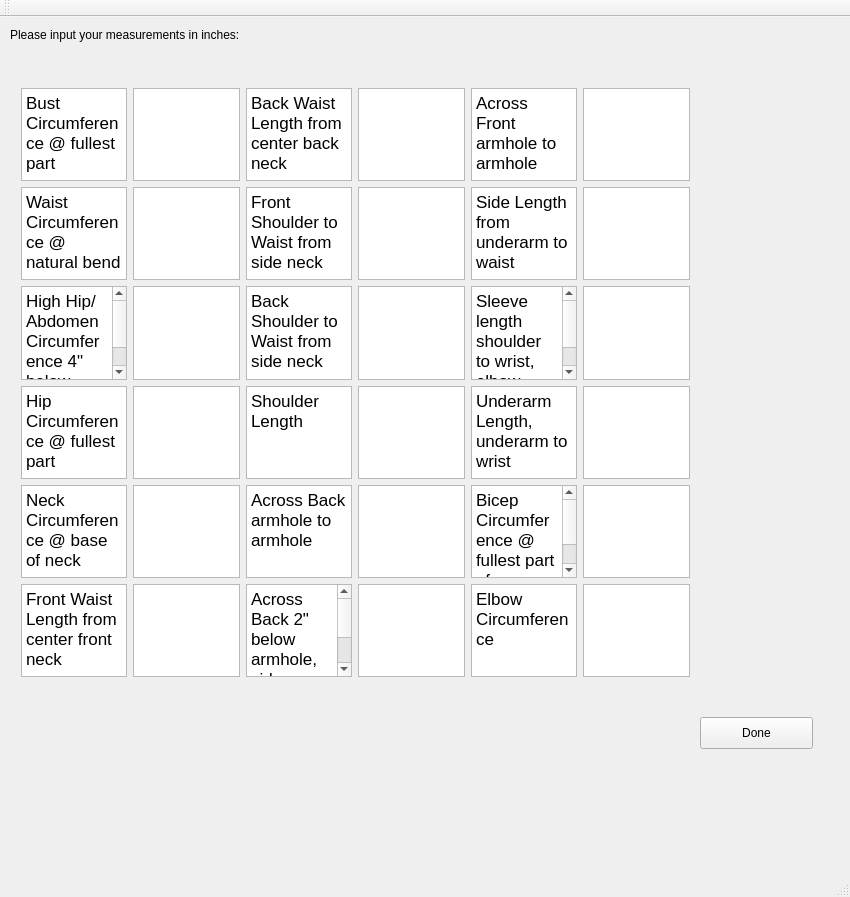
This is mainwindow.ui in dakotaklasky/FinalProject as Qt 5 draws it before an edit. The edited form follows.
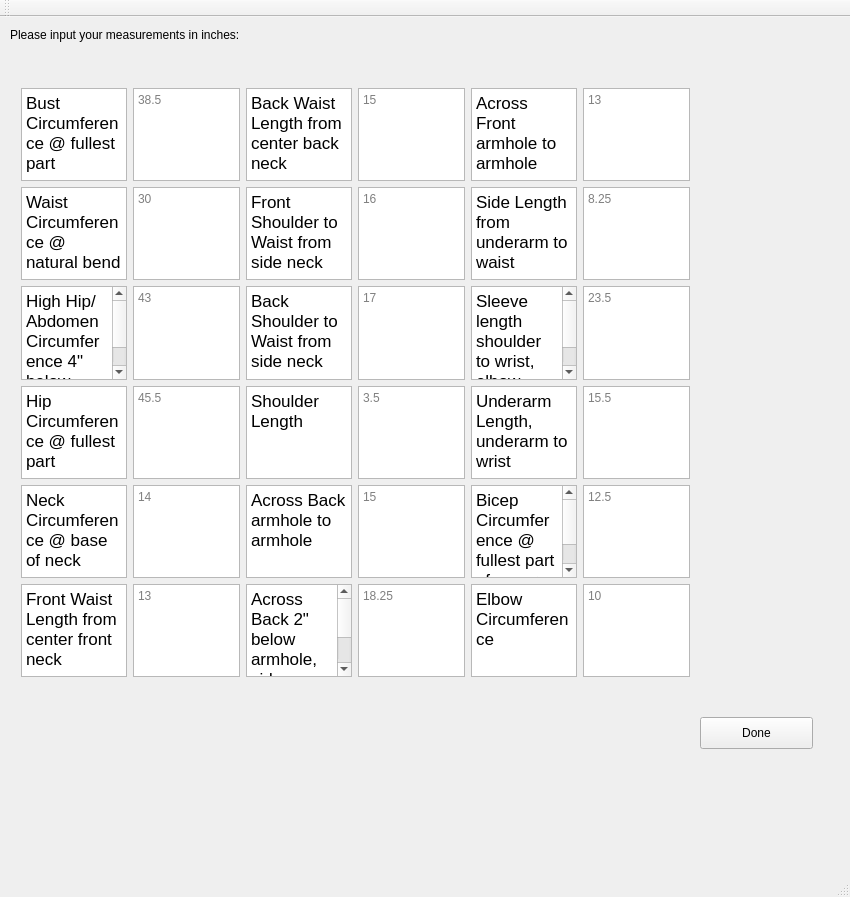
This is the edited form.

Commit message: default values

```diff
--- a/mainwindow.ui
+++ b/mainwindow.ui
@@ -66,7 +66,14 @@
           </widget>
          </item>
          <item>
-          <widget class="QPlainTextEdit" name="plainTextEdit"/>
+          <widget class="QPlainTextEdit" name="plainTextEdit">
+           <property name="tabStopWidth">
+            <number>77</number>
+           </property>
+           <property name="placeholderText">
+            <string>38.5</string>
+           </property>
+          </widget>
          </item>
         </layout>
        </item>
@@ -84,7 +91,11 @@
           </widget>
          </item>
          <item>
-          <widget class="QPlainTextEdit" name="plainTextEdit_2"/>
+          <widget class="QPlainTextEdit" name="plainTextEdit_2">
+           <property name="placeholderText">
+            <string>30</string>
+           </property>
+          </widget>
          </item>
         </layout>
        </item>
@@ -102,7 +113,11 @@
           </widget>
          </item>
          <item>
-          <widget class="QPlainTextEdit" name="plainTextEdit_3"/>
+          <widget class="QPlainTextEdit" name="plainTextEdit_3">
+           <property name="placeholderText">
+            <string>43</string>
+           </property>
+          </widget>
          </item>
         </layout>
        </item>
@@ -120,7 +135,11 @@
           </widget>
          </item>
          <item>
-          <widget class="QPlainTextEdit" name="plainTextEdit_4"/>
+          <widget class="QPlainTextEdit" name="plainTextEdit_4">
+           <property name="placeholderText">
+            <string>45.5</string>
+           </property>
+          </widget>
          </item>
         </layout>
        </item>
@@ -138,7 +157,11 @@
           </widget>
          </item>
          <item>
-          <widget class="QPlainTextEdit" name="plainTextEdit_5"/>
+          <widget class="QPlainTextEdit" name="plainTextEdit_5">
+           <property name="placeholderText">
+            <string>14</string>
+           </property>
+          </widget>
          </item>
         </layout>
        </item>
@@ -156,7 +179,11 @@
           </widget>
          </item>
          <item>
-          <widget class="QPlainTextEdit" name="plainTextEdit_6"/>
+          <widget class="QPlainTextEdit" name="plainTextEdit_6">
+           <property name="placeholderText">
+            <string>13</string>
+           </property>
+          </widget>
          </item>
         </layout>
        </item>
@@ -191,7 +218,11 @@
           </widget>
          </item>
          <item>
-          <widget class="QPlainTextEdit" name="plainTextEdit_7"/>
+          <widget class="QPlainTextEdit" name="plainTextEdit_7">
+           <property name="placeholderText">
+            <string>15</string>
+           </property>
+          </widget>
          </item>
         </layout>
        </item>
@@ -209,7 +240,11 @@
           </widget>
          </item>
          <item>
-          <widget class="QPlainTextEdit" name="plainTextEdit_8"/>
+          <widget class="QPlainTextEdit" name="plainTextEdit_8">
+           <property name="placeholderText">
+            <string>16</string>
+           </property>
+          </widget>
          </item>
         </layout>
        </item>
@@ -227,7 +262,11 @@
           </widget>
          </item>
          <item>
-          <widget class="QPlainTextEdit" name="plainTextEdit_9"/>
+          <widget class="QPlainTextEdit" name="plainTextEdit_9">
+           <property name="placeholderText">
+            <string>17</string>
+           </property>
+          </widget>
          </item>
         </layout>
        </item>
@@ -245,7 +284,11 @@
           </widget>
          </item>
          <item>
-          <widget class="QPlainTextEdit" name="plainTextEdit_10"/>
+          <widget class="QPlainTextEdit" name="plainTextEdit_10">
+           <property name="placeholderText">
+            <string>3.5</string>
+           </property>
+          </widget>
          </item>
         </layout>
        </item>
@@ -263,7 +306,11 @@
           </widget>
          </item>
          <item>
-          <widget class="QPlainTextEdit" name="plainTextEdit_11"/>
+          <widget class="QPlainTextEdit" name="plainTextEdit_11">
+           <property name="placeholderText">
+            <string>15</string>
+           </property>
+          </widget>
          </item>
         </layout>
        </item>
@@ -281,7 +328,11 @@
           </widget>
          </item>
          <item>
-          <widget class="QPlainTextEdit" name="plainTextEdit_12"/>
+          <widget class="QPlainTextEdit" name="plainTextEdit_12">
+           <property name="placeholderText">
+            <string>18.25</string>
+           </property>
+          </widget>
          </item>
         </layout>
        </item>
@@ -316,7 +367,11 @@
           </widget>
          </item>
          <item>
-          <widget class="QPlainTextEdit" name="plainTextEdit_13"/>
+          <widget class="QPlainTextEdit" name="plainTextEdit_13">
+           <property name="placeholderText">
+            <string>13</string>
+           </property>
+          </widget>
          </item>
         </layout>
        </item>
@@ -334,7 +389,11 @@
           </widget>
          </item>
          <item>
-          <widget class="QPlainTextEdit" name="plainTextEdit_14"/>
+          <widget class="QPlainTextEdit" name="plainTextEdit_14">
+           <property name="placeholderText">
+            <string>8.25</string>
+           </property>
+          </widget>
          </item>
         </layout>
        </item>
@@ -352,7 +411,11 @@
           </widget>
          </item>
          <item>
-          <widget class="QPlainTextEdit" name="plainTextEdit_15"/>
+          <widget class="QPlainTextEdit" name="plainTextEdit_15">
+           <property name="placeholderText">
+            <string>23.5</string>
+           </property>
+          </widget>
          </item>
         </layout>
        </item>
@@ -370,7 +433,11 @@
           </widget>
          </item>
          <item>
-          <widget class="QPlainTextEdit" name="plainTextEdit_16"/>
+          <widget class="QPlainTextEdit" name="plainTextEdit_16">
+           <property name="placeholderText">
+            <string>15.5</string>
+           </property>
+          </widget>
          </item>
         </layout>
        </item>
@@ -388,7 +455,11 @@
           </widget>
          </item>
          <item>
-          <widget class="QPlainTextEdit" name="plainTextEdit_17"/>
+          <widget class="QPlainTextEdit" name="plainTextEdit_17">
+           <property name="placeholderText">
+            <string>12.5</string>
+           </property>
+          </widget>
          </item>
         </layout>
        </item>
@@ -406,7 +477,11 @@
           </widget>
          </item>
          <item>
-          <widget class="QPlainTextEdit" name="plainTextEdit_18"/>
+          <widget class="QPlainTextEdit" name="plainTextEdit_18">
+           <property name="placeholderText">
+            <string>10</string>
+           </property>
+          </widget>
          </item>
         </layout>
        </item>
```
The commit also changes 1 other file.
